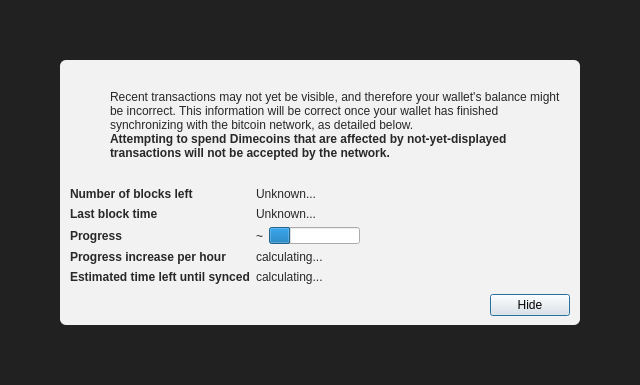
Qt form src/qt/forms/modaloverlay.ui (dime-coin/dimecoin) before a commit.
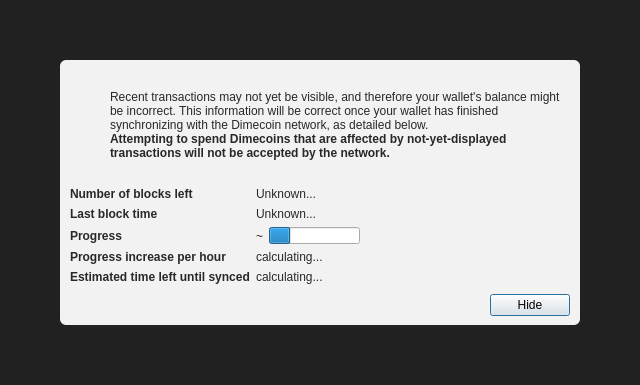
The same form after that commit. Icons and pictures are not drawn. Custom widgets are drawn as their Qt base class.

What changed in the file:
```diff
--- a/src/qt/forms/modaloverlay.ui
+++ b/src/qt/forms/modaloverlay.ui
@@ -130,7 +130,7 @@
              <item>
               <widget class="QLabel" name="infoText">
                <property name="text">
-                <string>Recent transactions may not yet be visible, and therefore your wallet's balance might be incorrect. This information will be correct once your wallet has finished synchronizing with the bitcoin network, as detailed below.</string>
+                <string>Recent transactions may not yet be visible, and therefore your wallet's balance might be incorrect. This information will be correct once your wallet has finished synchronizing with the Dimecoin network, as detailed below.</string>
                </property>
                <property name="textFormat">
                 <enum>Qt::RichText</enum>
```
